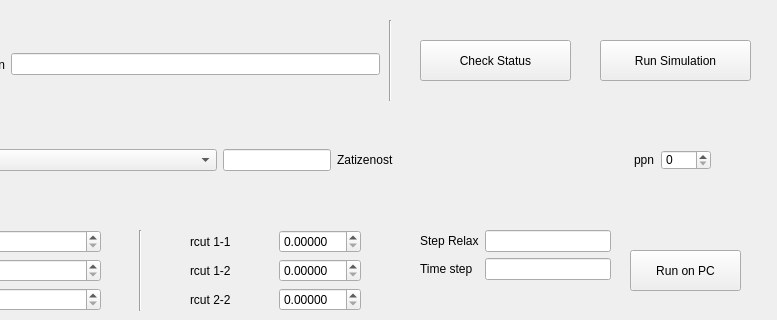
The window that src/ui/simulace_app.ui (st-hazakura/Simulation-app) describes before a commit, drawn with Qt 5; both pictures show x 150 to 927 and y 0 to 320 of the 927 by 512 pixel window.
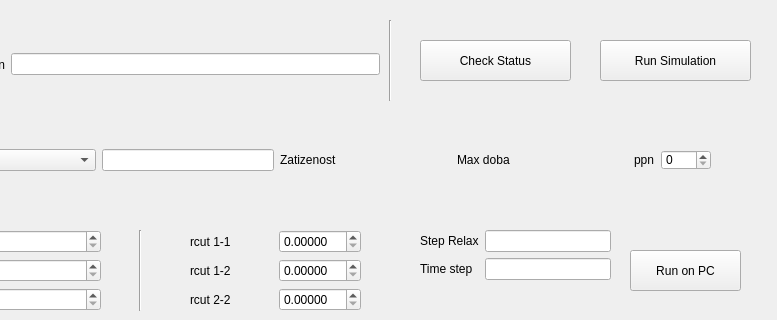
The same window after the commit.

Commit message: reasolve web parsing

```diff
--- a/src/ui/simulace_app.ui
+++ b/src/ui/simulace_app.ui
@@ -207,7 +207,7 @@
      <item>
       <widget class="QLineEdit" name="queue">
        <property name="sizePolicy">
-        <sizepolicy hsizetype="Fixed" vsizetype="Fixed">
+        <sizepolicy hsizetype="Preferred" vsizetype="Fixed">
          <horstretch>0</horstretch>
          <verstretch>0</verstretch>
         </sizepolicy>
@@ -219,15 +219,34 @@
      </item>
      <item>
       <widget class="QLabel" name="loadLabel">
+       <property name="sizePolicy">
+        <sizepolicy hsizetype="Preferred" vsizetype="Fixed">
+         <horstretch>0</horstretch>
+         <verstretch>0</verstretch>
+        </sizepolicy>
+       </property>
        <property name="text">
         <string>Zatizenost</string>
        </property>
       </widget>
      </item>
+     <item>
+      <widget class="QLabel" name="maxTimeLabel">
+       <property name="sizePolicy">
+        <sizepolicy hsizetype="Minimum" vsizetype="Fixed">
+         <horstretch>0</horstretch>
+         <verstretch>0</verstretch>
+        </sizepolicy>
+       </property>
+       <property name="text">
+        <string>Max doba</string>
+       </property>
+      </widget>
+     </item>
      <item>
       <widget class="QLabel" name="label_18">
        <property name="sizePolicy">
-        <sizepolicy hsizetype="Fixed" vsizetype="Preferred">
+        <sizepolicy hsizetype="Fixed" vsizetype="Fixed">
          <horstretch>0</horstretch>
          <verstretch>0</verstretch>
         </sizepolicy>
```
Left out of the diff: 2 changed lines with no effect on the pictures. The commit also changes 1 other file.
